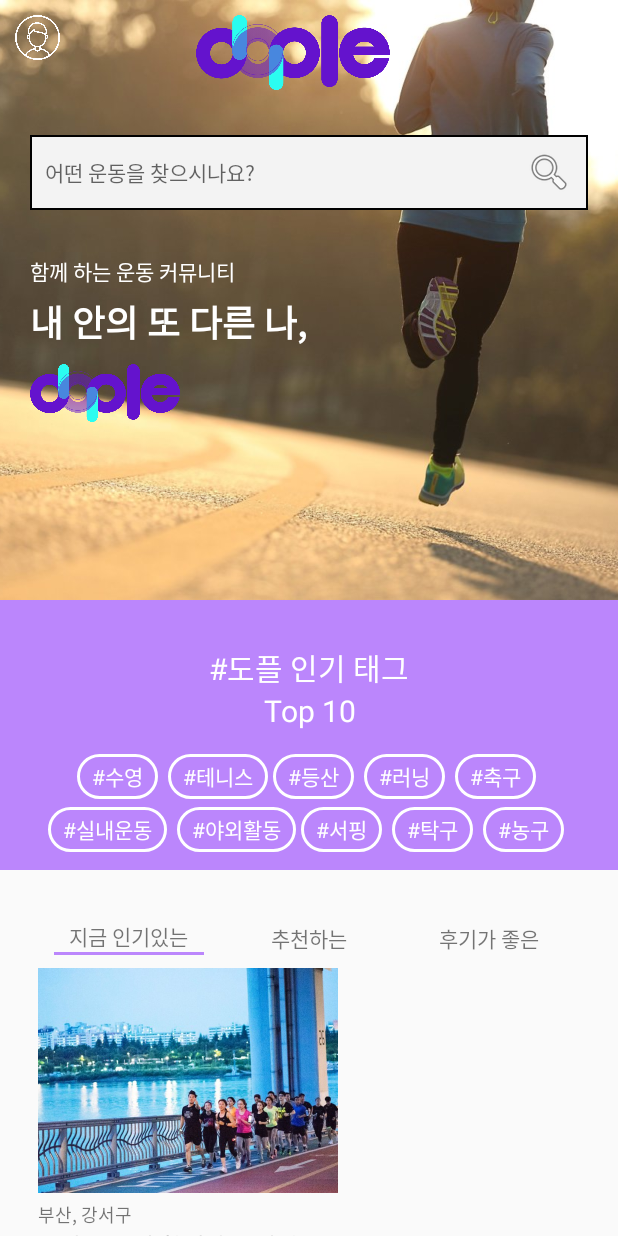
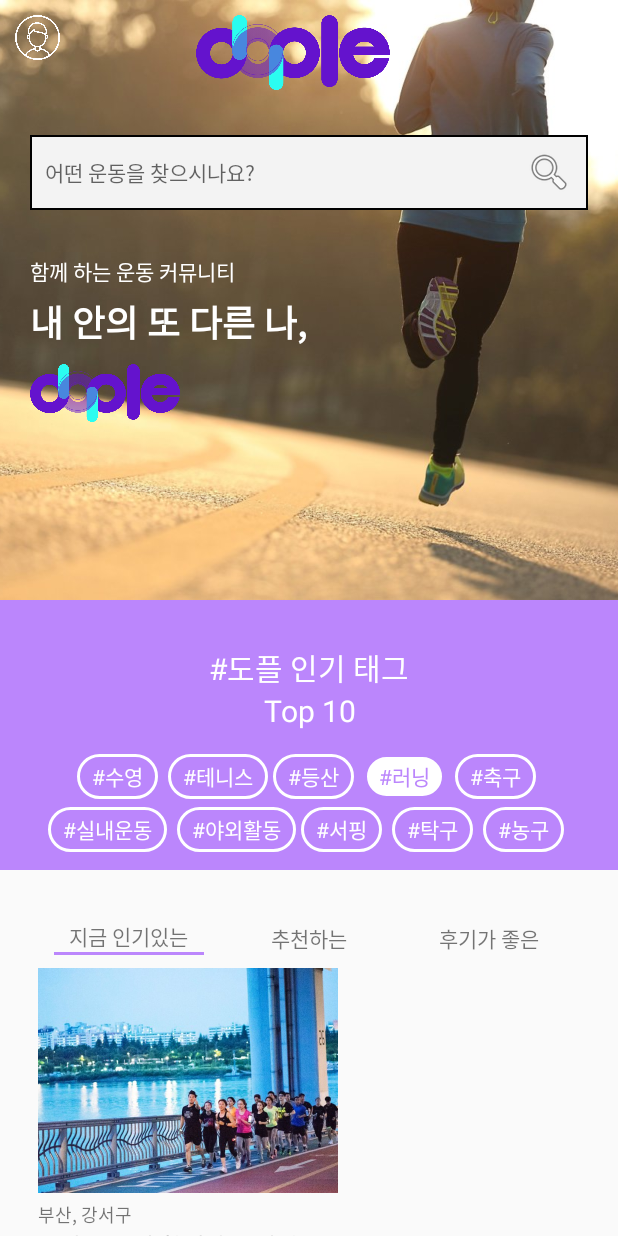
Before and after one commit to jspark79/dople, an Android app: the DopleHomeActivity screen opened directly, with no data from a screen before it, after a tap on "#러닝", on a phone screen of 412 x 824 dp. Run offline under Robolectric (Android 15) with nearby library versions, the phone set to English and light mode, and no system bars; Roboto replaces fonts that are not available here; 3 other taps on this screen came first.

Commit message:
home top btn 선택시 selector 적용

```diff
--- a/app/src/main/java/com/dople/activity/DopleHomeActivity.java
+++ b/app/src/main/java/com/dople/activity/DopleHomeActivity.java
@@ -67,6 +67,7 @@ public class DopleHomeActivity extends AppCompatActivity implements View.OnClick
         mSearchText = (EditText) findViewById(R.id.dople_home_search_text);
 
 
+        mTopBtnSwimming.setSelected(true);
 
         mSearchText.setOnKeyListener(new View.OnKeyListener() {
             @Override
@@ -88,37 +89,25 @@ public class DopleHomeActivity extends AppCompatActivity implements View.OnClick
         Intent intent;
         switch (v.getId()) {
             case R.id.dople_home_tab_favorite:
-                setVisibleGone();
-                setVisibleFavorite();
-                setVisibleTab(0);
+                setDisplayLayout(0);
                 break;
             case R.id.dople_home_tab_recommended:
-                setVisibleGone();
-                mRecommended.setVisibility(View.VISIBLE);
-                setVisibleTab(1);
+                setDisplayLayout(1);
                 break;
             case R.id.dople_home_tab_good_review:
-                setVisibleGone();
-                mGoodReview.setVisibility(View.VISIBLE);
-                setVisibleTab(2);
+                setDisplayLayout(2);
                 break;
             case R.id.dople_home_top_swimming:
                 currentIndex = 0;
-                setVisibleGone();
-                mTopSwimming.setVisibility(View.VISIBLE);
-                setVisibleTab(0);
+                setDisplayLayout(0);
                 break;
             case R.id.dople_home_top_running:
                 currentIndex = 1;
-                setVisibleGone();
-                mTopRunning.setVisibility(View.VISIBLE);
-                setVisibleTab(0);
+                setDisplayLayout(0);
                 break;
             case R.id.dople_home_top_outdoor:
                 currentIndex = 2;
-                setVisibleGone();
-                mTopOutdoor.setVisibility(View.VISIBLE);
-                setVisibleTab(0);
+                setDisplayLayout(0);
                 break;
             case R.id.dople_home_user_btn:
                 intent = new Intent(DopleHomeActivity.this, DopleMyInfoActivity.class);
@@ -137,28 +126,49 @@ public class DopleHomeActivity extends AppCompatActivity implements View.OnClick
         mTabRecommended.setVisibility(View.GONE);
         mTabGooReview.setVisibility(View.GONE);
 
-        if (index == 0)
+        if (index == 0) {
             mTabFavorite.setVisibility(View.VISIBLE);
-        else if (index == 1)
+            setVisibleFavorite(currentIndex);
+        } else if (index == 1) {
             mTabRecommended.setVisibility(View.VISIBLE);
-        else
+            setVisibleFavorite(-1);
+        } else {
             mTabGooReview.setVisibility(View.VISIBLE);
+            setVisibleFavorite(-1);
+        }
     }
 
-    private void setVisibleFavorite() {
-        if (currentIndex == 0)
+    private void setVisibleFavorite(int index) {
+        mTopBtnOutdoor.setSelected(false);
+        mTopBtnSwimming.setSelected(false);
+        mTopBtnRunning.setSelected(false);
+
+        if (index == 0) {
             mTopSwimming.setVisibility(View.VISIBLE);
-        else if (currentIndex == 1)
+            mTopBtnSwimming.setSelected(true);
+        } else if (index == 1) {
             mTopRunning.setVisibility(View.VISIBLE);
-        else
+            mTopBtnRunning.setSelected(true);
+        } else if (index == 2){
             mTopOutdoor.setVisibility(View.VISIBLE);
+            mTopBtnOutdoor.setSelected(true);
+        }
     }
 
-    private void setVisibleGone() {
+    private void setDisplayLayout(int index) {
         mTopSwimming.setVisibility(View.GONE);
         mTopRunning.setVisibility(View.GONE);
         mTopOutdoor.setVisibility(View.GONE);
         mRecommended.setVisibility(View.GONE);
         mGoodReview.setVisibility(View.GONE);
+
+        if (index == 0) {
+        } else if (index == 1) {
+            mRecommended.setVisibility(View.VISIBLE);
+        } else {
+            mGoodReview.setVisibility(View.VISIBLE);
+        }
+
+        setVisibleTab(index);
     }
 }
--- a/app/src/main/res/color/btn_text_color.xml
+++ b/app/src/main/res/color/btn_text_color.xml
@@ -1,5 +1,5 @@
 <?xml version="1.0" encoding="utf-8"?>
 <selector xmlns:android="http://schemas.android.com/apk/res/android">
-        <item android:color="#ffffff" android:state_enabled="false" />
+        <item android:color="#ffffff" android:state_selected="false" />
         <item android:color="@color/purple_200" />
 </selector>
--- /dev/null
+++ b/app/src/main/res/drawable/home_btn_bg_selector.xml
@@ -0,0 +1,36 @@
+<?xml version="1.0" encoding="utf-8"?>
+
+<selector xmlns:android="http://schemas.android.com/apk/res/android">
+    <item android:state_selected="false">
+        <shape>
+            <solid android:color="@color/purple_200" />
+
+            <stroke
+                android:width="2sp"
+                android:color="#ffffff" />
+
+            <corners
+                android:radius="5dp"
+                android:bottomLeftRadius="100dp"
+                android:bottomRightRadius="100dp"
+                android:topLeftRadius="100dp"
+                android:topRightRadius="100dp"/>
+        </shape>
+    </item>
+    <item android:state_selected="true">
+        <shape>
+            <solid android:color="#ffffff" />
+
+            <stroke
+                android:width="2sp"
+                android:color="@color/purple_200" />
+
+            <corners
+                android:radius="5dp"
+                android:bottomLeftRadius="100dp"
+                android:bottomRightRadius="100dp"
+                android:topLeftRadius="100dp"
+                android:topRightRadius="100dp"/>
+        </shape>
+    </item>
+</selector>
--- a/app/src/main/res/layout/activity_dople_home.xml
+++ b/app/src/main/res/layout/activity_dople_home.xml
@@ -156,16 +156,16 @@
 
                     <TextView
                         android:id="@+id/dople_home_top_swimming"
+                        style="@style/ColoredButton"
                         android:layout_width="wrap_content"
                         android:layout_height="30dp"
                         android:layout_marginLeft="3dp"
                         android:layout_marginEnd="3dp"
-                        android:background="@drawable/outline_round_textview"
+                        android:background="@drawable/home_btn_bg_selector"
                         android:gravity="center"
                         android:paddingStart="10dp"
                         android:paddingEnd="10dp"
-                        android:text="#수영"
-                        android:textColor="@color/white" />
+                        android:text="#수영"/>
 
                     <TextView
                         android:layout_width="wrap_content"
@@ -177,7 +177,7 @@
                         android:paddingStart="10dp"
                         android:paddingEnd="10dp"
                         android:text="#테니스"
-                        android:textColor="@color/white" />
+                        android:textColor="@color/white"/>
 
                     <TextView
                         android:layout_width="wrap_content"
@@ -193,16 +193,16 @@
 
                     <TextView
                         android:id="@+id/dople_home_top_running"
+                        style="@style/ColoredButton"
                         android:layout_width="wrap_content"
                         android:layout_height="30dp"
                         android:layout_marginStart="3dp"
                         android:layout_marginEnd="3dp"
-                        android:background="@drawable/outline_round_textview"
+                        android:background="@drawable/home_btn_bg_selector"
                         android:gravity="center"
                         android:paddingStart="10dp"
                         android:paddingEnd="10dp"
-                        android:text="#러닝"
-                        android:textColor="@color/white" />
+                        android:text="#러닝" />
 
                     <TextView
                         android:layout_width="wrap_content"
@@ -239,16 +239,16 @@
 
                     <TextView
                         android:id="@+id/dople_home_top_outdoor"
+                        style="@style/ColoredButton"
                         android:layout_width="wrap_content"
                         android:layout_height="30dp"
                         android:layout_marginStart="3dp"
                         android:layout_marginEnd="3dp"
-                        android:background="@drawable/outline_round_textview"
+                        android:background="@drawable/home_btn_bg_selector"
                         android:gravity="center"
                         android:paddingStart="10dp"
                         android:paddingEnd="10dp"
-                        android:text="#야외활동"
-                        android:textColor="@color/white" />
+                        android:text="#야외활동" />
 
                     <TextView
                         android:layout_width="wrap_content"
--- a/app/src/main/res/values/styles.xml
+++ b/app/src/main/res/values/styles.xml
@@ -1,6 +1,8 @@
 <?xml version="1.0" encoding="utf-8"?>
 <resources>
-    <style name="ColoredButton" parent="Widget.AppCompat.Button.Colored">
+    <style name="ColoredButton">
         <item name="android:textColor">@color/btn_text_color</item>
     </style>
 </resources>
+
+<!--<style name="ColoredButton" parent="Widget.AppCompat.Button.Colored">-->
```
